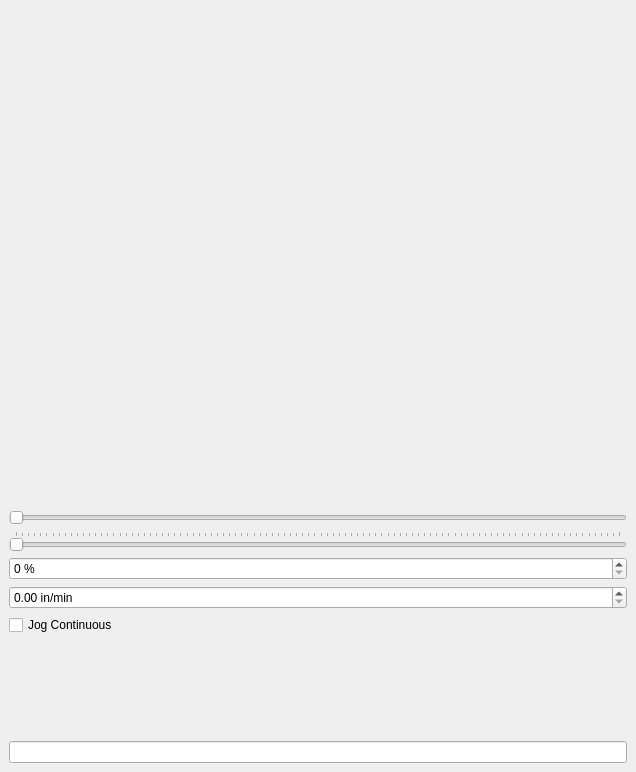
Before: the Qt Designer form examples/mini/mini.ui in kcjengr/qtpyvcp, drawn with Qt 5.
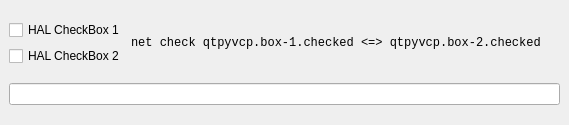
After: the same form once the commit is applied. Custom widgets are drawn as their Qt base class.

Commit message: ENH: add HalCheckBox widgets

```diff
--- a/examples/mini/mini.ui
+++ b/examples/mini/mini.ui
@@ -6,8 +6,8 @@
    <rect>
     <x>0</x>
     <y>0</y>
-    <width>636</width>
-    <height>772</height>
+    <width>569</width>
+    <height>125</height>
    </rect>
   </property>
   <property name="focusPolicy">
@@ -28,234 +28,49 @@
   <widget class="QWidget" name="centralwidget">
    <layout class="QVBoxLayout" name="verticalLayout">
     <item>
-     <widget class="StatusLabel" name="statuslabel">
-      <property name="rules" stdset="0">
-       <string notr="true">[{&quot;channels&quot;: [{&quot;url&quot;: &quot;clock:time?string&quot;, &quot;trigger&quot;: true}], &quot;property&quot;: &quot;Text&quot;, &quot;expression&quot;: &quot;ch[0]&quot;, &quot;name&quot;: &quot;New Rule&quot;}]</string>
-      </property>
-     </widget>
+     <layout class="QGridLayout" name="gridLayout">
+      <item row="1" column="0">
+       <widget class="HalCheckBox" name="box_2">
+        <property name="text">
+         <string>HAL CheckBox 2</string>
+        </property>
+        <property name="pinName" stdset="0">
+         <string>check-box</string>
+        </property>
+       </widget>
+      </item>
+      <item row="0" column="0">
+       <widget class="HalCheckBox" name="box_1">
+        <property name="text">
+         <string>HAL CheckBox 1</string>
+        </property>
+        <property name="pinName" stdset="0">
+         <string>check-box</string>
+        </property>
+       </widget>
+      </item>
+      <item row="0" column="1" rowspan="2">
+       <widget class="QLabel" name="label">
+        <property name="sizePolicy">
+         <sizepolicy hsizetype="Expanding" vsizetype="Preferred">
+          <horstretch>0</horstretch>
+          <verstretch>0</verstretch>
+         </sizepolicy>
+        </property>
+        <property name="font">
+         <font>
+          <family>Monospace</family>
+         </font>
+        </property>
+        <property name="text">
+         <string>net check qtpyvcp.box-1.checked &lt;=&gt; qtpyvcp.box-2.checked</string>
+        </property>
+       </widget>
+      </item>
+     </layout>
     </item>
     <item>
-     <widget class="StatusLabel" name="statuslabel_3">
-      <property name="rules" stdset="0">
-       <string notr="true">[{&quot;channels&quot;: [{&quot;url&quot;: &quot;clock:date?string&quot;, &quot;trigger&quot;: true}], &quot;property&quot;: &quot;Text&quot;, &quot;expression&quot;: &quot;ch[0]&quot;, &quot;name&quot;: &quot;New Rule&quot;}]</string>
-      </property>
-     </widget>
-    </item>
-    <item>
-     <widget class="StatusLabel" name="statuslabel_2">
-      <property name="rules" stdset="0">
-       <string notr="true">[{&quot;channels&quot;: [{&quot;url&quot;: &quot;status:estop&quot;, &quot;trigger&quot;: true}], &quot;property&quot;: &quot;Text&quot;, &quot;expression&quot;: &quot;\&quot;Estoped: \&quot; + str(ch[0])&quot;, &quot;name&quot;: &quot;New Rule&quot;}]</string>
-      </property>
-     </widget>
-    </item>
-    <item>
-     <widget class="StatusLabel" name="statuslabel_17">
-      <property name="rules" stdset="0">
-       <string notr="true">[{&quot;channels&quot;: [{&quot;url&quot;: &quot;status:state?string&quot;, &quot;trigger&quot;: true}], &quot;property&quot;: &quot;Text&quot;, &quot;expression&quot;: &quot;\&quot;State: \&quot; + ch[0]&quot;, &quot;name&quot;: &quot;New Rule&quot;}]</string>
-      </property>
-     </widget>
-    </item>
-    <item>
-     <widget class="StatusLabel" name="statuslabel_6">
-      <property name="rules" stdset="0">
-       <string notr="true">[{&quot;channels&quot;: [{&quot;url&quot;: &quot;status:motion_mode?string&quot;, &quot;trigger&quot;: true}], &quot;property&quot;: &quot;Text&quot;, &quot;expression&quot;: &quot;\&quot;Motion Mode: \&quot; + ch[0]&quot;, &quot;name&quot;: &quot;New Rule&quot;}]</string>
-      </property>
-     </widget>
-    </item>
-    <item>
-     <widget class="StatusLabel" name="statuslabel_16">
-      <property name="rules" stdset="0">
-       <string notr="true">[{&quot;channels&quot;: [{&quot;url&quot;: &quot;status:task_mode?string&quot;, &quot;trigger&quot;: true}], &quot;property&quot;: &quot;Text&quot;, &quot;expression&quot;: &quot;\&quot;Task Mode: \&quot; + ch[0]&quot;, &quot;name&quot;: &quot;New Rule&quot;}]</string>
-      </property>
-     </widget>
-    </item>
-    <item>
-     <widget class="StatusLabel" name="statuslabel_7">
-      <property name="rules" stdset="0">
-       <string notr="true">[{&quot;channels&quot;: [{&quot;url&quot;: &quot;status:task_state?string&quot;, &quot;trigger&quot;: true}], &quot;property&quot;: &quot;Text&quot;, &quot;expression&quot;: &quot;\&quot;Task State: \&quot; + ch[0]&quot;, &quot;name&quot;: &quot;New Rule&quot;}]</string>
-      </property>
-     </widget>
-    </item>
-    <item>
-     <widget class="StatusLabel" name="statuslabel_18">
-      <property name="rules" stdset="0">
-       <string notr="true">[{&quot;channels&quot;: [{&quot;url&quot;: &quot;status:exec_state?string&quot;, &quot;trigger&quot;: true}], &quot;property&quot;: &quot;Text&quot;, &quot;expression&quot;: &quot;\&quot;Exec State: \&quot; + ch[0]&quot;, &quot;name&quot;: &quot;New Rule&quot;}]</string>
-      </property>
-     </widget>
-    </item>
-    <item>
-     <widget class="StatusLabel" name="statuslabel_8">
-      <property name="rules" stdset="0">
-       <string notr="true">[{&quot;channels&quot;: [{&quot;url&quot;: &quot;status:interp_state?string&quot;, &quot;trigger&quot;: true}], &quot;property&quot;: &quot;Text&quot;, &quot;expression&quot;: &quot;\&quot;Interp State: \&quot; + ch[0]&quot;, &quot;name&quot;: &quot;New Rule&quot;}]</string>
-      </property>
-     </widget>
-    </item>
-    <item>
-     <widget class="StatusLabel" name="statuslabel_10">
-      <property name="rules" stdset="0">
-       <string notr="true">[{&quot;channels&quot;: [{&quot;url&quot;: &quot;status:motion_type?string&quot;, &quot;trigger&quot;: true}], &quot;property&quot;: &quot;Text&quot;, &quot;expression&quot;: &quot;\&quot;Motion Type: \&quot; + ch[0]&quot;, &quot;name&quot;: &quot;New Rule&quot;}]</string>
-      </property>
-     </widget>
-    </item>
-    <item>
-     <widget class="StatusLabel" name="statuslabel_19">
-      <property name="rules" stdset="0">
-       <string notr="true">[{&quot;channels&quot;: [{&quot;url&quot;: &quot;status:program_units?string&quot;, &quot;trigger&quot;: true}], &quot;property&quot;: &quot;Text&quot;, &quot;expression&quot;: &quot;\&quot;Progam Units: \&quot; + ch[0]&quot;, &quot;name&quot;: &quot;New Rule&quot;}]</string>
-      </property>
-     </widget>
-    </item>
-    <item>
-     <widget class="StatusLabel" name="statuslabel_11">
-      <property name="rules" stdset="0">
-       <string notr="true">[{&quot;channels&quot;: [{&quot;url&quot;: &quot;status:file&quot;, &quot;trigger&quot;: true}], &quot;property&quot;: &quot;Text&quot;, &quot;expression&quot;: &quot;\&quot;File: \&quot; + ch[0]&quot;, &quot;name&quot;: &quot;New Rule&quot;}]</string>
-      </property>
-     </widget>
-    </item>
-    <item>
-     <widget class="StatusLabel" name="statuslabel_5">
-      <property name="rules" stdset="0">
-       <string notr="true">[{&quot;channels&quot;: [{&quot;url&quot;: &quot;status:tool_in_spindle&quot;, &quot;trigger&quot;: true}], &quot;property&quot;: &quot;Text&quot;, &quot;expression&quot;: &quot;\&quot;Tool No.: \&quot; + str(ch[0])&quot;, &quot;name&quot;: &quot;New Rule&quot;}]</string>
-      </property>
-     </widget>
-    </item>
-    <item>
-     <widget class="StatusLabel" name="statuslabel_9">
-      <property name="rules" stdset="0">
-       <string notr="true">[{&quot;channels&quot;: [{&quot;url&quot;: &quot;status:all_axes_homed&quot;, &quot;trigger&quot;: true}], &quot;property&quot;: &quot;Text&quot;, &quot;expression&quot;: &quot;\&quot;Homed: \&quot; + str(ch[0])&quot;, &quot;name&quot;: &quot;New Rule&quot;}]</string>
-      </property>
-     </widget>
-    </item>
-    <item>
-     <widget class="StatusLabel" name="statuslabel_20">
-      <property name="rules" stdset="0">
-       <string>[{&quot;channels&quot;: [{&quot;url&quot;: &quot;status:gcodes?string&quot;, &quot;trigger&quot;: true}], &quot;property&quot;: &quot;Text&quot;, &quot;expression&quot;: &quot;\&quot;G-codes: \&quot; + ch[0]&quot;, &quot;name&quot;: &quot;New Rule&quot;}]</string>
-      </property>
-     </widget>
-    </item>
-    <item>
-     <widget class="StatusLabel" name="statuslabel_21">
-      <property name="rules" stdset="0">
-       <string>[{&quot;channels&quot;: [{&quot;url&quot;: &quot;status:mcodes?string&quot;, &quot;trigger&quot;: true}], &quot;property&quot;: &quot;Text&quot;, &quot;expression&quot;: &quot;\&quot;M-codes: \&quot; + ch[0]&quot;, &quot;name&quot;: &quot;New Rule&quot;}]</string>
-      </property>
-     </widget>
-    </item>
-    <item>
-     <widget class="StatusLabel" name="statuslabel_22">
-      <property name="rules" stdset="0">
-       <string>[{&quot;channels&quot;: [{&quot;url&quot;: &quot;settings:machine.jog.linear-speed&quot;, &quot;trigger&quot;: true}], &quot;property&quot;: &quot;Text&quot;, &quot;expression&quot;: &quot;\&quot;Jog Speed: %4.1f in/min\&quot; % ch[0]&quot;, &quot;name&quot;: &quot;New Rule&quot;}]</string>
-      </property>
-     </widget>
-    </item>
-    <item>
-     <widget class="StatusLabel" name="statuslabel_24">
-      <property name="rules" stdset="0">
-       <string>[{&quot;channels&quot;: [{&quot;url&quot;: &quot;settings:machine.jog.linear-speed-percentage&quot;, &quot;trigger&quot;: true}], &quot;property&quot;: &quot;Text&quot;, &quot;expression&quot;: &quot;\&quot;Jog Speed: %i%%\&quot; % ch[0]&quot;, &quot;name&quot;: &quot;New Rule&quot;}]</string>
-      </property>
-     </widget>
-    </item>
-    <item>
-     <widget class="StatusLabel" name="statuslabel_25">
-      <property name="rules" stdset="0">
-       <string>[{&quot;channels&quot;: [{&quot;url&quot;: &quot;settings:machine.jog.increment&quot;, &quot;trigger&quot;: true}], &quot;property&quot;: &quot;Text&quot;, &quot;expression&quot;: &quot;\&quot;Jog Increment: %2.4f in\&quot; % ch[0]&quot;, &quot;name&quot;: &quot;New Rule&quot;}]</string>
-      </property>
-     </widget>
-    </item>
-    <item>
-     <widget class="JogIncrementWidget" name="jogincrement"/>
-    </item>
-    <item>
-     <widget class="ActionSlider" name="actionslider">
-      <property name="orientation">
-       <enum>Qt::Horizontal</enum>
-      </property>
-      <property name="actionName" stdset="0">
-       <string>machine.jog.set-linear-speed-percentage</string>
-      </property>
-     </widget>
-    </item>
-    <item>
-     <widget class="VCPSettingsSlider" name="vcpsettingsslider">
-      <property name="orientation">
-       <enum>Qt::Horizontal</enum>
-      </property>
-      <property name="tickPosition">
-       <enum>QSlider::TicksAbove</enum>
-      </property>
-      <property name="settingName" stdset="0">
-       <string>machine.jog.linear-speed-percentage</string>
-      </property>
-     </widget>
-    </item>
-    <item>
-     <widget class="VCPSettingsSpinBox" name="vcpsettingsSpinBox">
-      <property name="showGroupSeparator" stdset="0">
-       <bool>false</bool>
-      </property>
-      <property name="suffix">
-       <string> %</string>
-      </property>
-      <property name="settingName" stdset="0">
-       <string>machine.jog.linear-speed-percentage</string>
-      </property>
-     </widget>
-    </item>
-    <item>
-     <widget class="VCPSettingsDoubleSpinBox" name="settings_spinbox">
-      <property name="suffix">
-       <string> in/min</string>
-      </property>
-      <property name="settingName" stdset="0">
-       <string>machine.jog.linear-speed</string>
-      </property>
-     </widget>
-    </item>
-    <item>
-     <widget class="VCPSettingsCheckBox" name="settings_checkbox">
-      <property name="text">
-       <string>Jog Continuous</string>
-      </property>
-      <property name="settingName" stdset="0">
-       <string>machine.jog.mode-incremental</string>
-      </property>
-     </widget>
-    </item>
-    <item>
-     <widget class="StatusLabel" name="statuslabel_12">
-      <property name="rules" stdset="0">
-       <string>[{&quot;channels&quot;: [{&quot;url&quot;: &quot;position:rel?string&amp;axis=x&quot;, &quot;trigger&quot;: true}], &quot;property&quot;: &quot;Text&quot;, &quot;expression&quot;: &quot;ch[0]&quot;, &quot;name&quot;: &quot;New Rule&quot;}]</string>
-      </property>
-     </widget>
-    </item>
-    <item>
-     <widget class="StatusLabel" name="statuslabel_13">
-      <property name="rules" stdset="0">
-       <string>[{&quot;channels&quot;: [{&quot;url&quot;: &quot;position:rel?string&amp;axis=y&quot;, &quot;trigger&quot;: true}], &quot;property&quot;: &quot;Text&quot;, &quot;expression&quot;: &quot;ch[0]&quot;, &quot;name&quot;: &quot;New Rule&quot;}]</string>
-      </property>
-     </widget>
-    </item>
-    <item>
-     <widget class="StatusLabel" name="statuslabel_14">
-      <property name="rules" stdset="0">
-       <string>[{&quot;channels&quot;: [{&quot;url&quot;: &quot;position:rel?string&amp;axis=z&quot;, &quot;trigger&quot;: true}], &quot;property&quot;: &quot;Text&quot;, &quot;expression&quot;: &quot;ch[0]&quot;, &quot;name&quot;: &quot;New Rule&quot;}]</string>
-      </property>
-     </widget>
-    </item>
-    <item>
-     <widget class="StatusLabel" name="statuslabel_15">
-      <property name="rules" stdset="0">
-       <string>[{&quot;channels&quot;: [{&quot;url&quot;: &quot;position:rel?string&amp;axis=x&quot;, &quot;trigger&quot;: true}], &quot;property&quot;: &quot;Text&quot;, &quot;expression&quot;: &quot;ch[0]&quot;, &quot;name&quot;: &quot;New Rule&quot;}]</string>
-      </property>
-     </widget>
-    </item>
-    <item>
-     <widget class="MDIEntry" name="mdientry">
-      <property name="focusPolicy">
-       <enum>Qt::ClickFocus</enum>
-      </property>
-      <property name="rules" stdset="0">
-       <string notr="true"/>
-      </property>
-     </widget>
+     <widget class="MDIEntry" name="mdientry"/>
     </item>
    </layout>
   </widget>
@@ -521,16 +336,6 @@
  </widget>
  <layoutdefault spacing="6" margin="9"/>
  <customwidgets>
-  <customwidget>
-   <class>JogIncrementWidget</class>
-   <extends>QWidget</extends>
-   <header>qtpyvcp.widgets.input_widgets.jog_increment</header>
-  </customwidget>
-  <customwidget>
-   <class>VCPSettingsDoubleSpinBox</class>
-   <extends>QDoubleSpinBox</extends>
-   <header>qtpyvcp.widgets.input_widgets.setting_slider</header>
-  </customwidget>
   <customwidget>
    <class>VCPMainWindow</class>
    <extends>QMainWindow</extends>
@@ -538,35 +343,15 @@
    <container>1</container>
   </customwidget>
   <customwidget>
-   <class>VCPSettingsCheckBox</class>
+   <class>HalCheckBox</class>
    <extends>QCheckBox</extends>
-   <header>qtpyvcp.widgets.input_widgets.setting_slider</header>
-  </customwidget>
-  <customwidget>
-   <class>VCPSettingsSlider</class>
-   <extends>QSlider</extends>
-   <header>qtpyvcp.widgets.input_widgets.setting_slider</header>
-  </customwidget>
-  <customwidget>
-   <class>VCPSettingsSpinBox</class>
-   <extends>QSpinBox</extends>
-   <header>qtpyvcp.widgets.input_widgets.setting_slider</header>
+   <header>qtpyvcp.widgets.hal_widgets.hal_checkbox</header>
   </customwidget>
   <customwidget>
    <class>MDIEntry</class>
    <extends>QLineEdit</extends>
    <header>qtpyvcp.widgets.input_widgets.mdientry_widget</header>
   </customwidget>
-  <customwidget>
-   <class>ActionSlider</class>
-   <extends>QSlider</extends>
-   <header>qtpyvcp.widgets.input_widgets.action_slider</header>
-  </customwidget>
-  <customwidget>
-   <class>StatusLabel</class>
-   <extends>QLabel</extends>
-   <header>qtpyvcp.widgets.display_widgets.status_label</header>
-  </customwidget>
  </customwidgets>
  <resources>
   <include location="../brender/resources/brender.qrc"/>
```
The commit also changes 9 other files.
